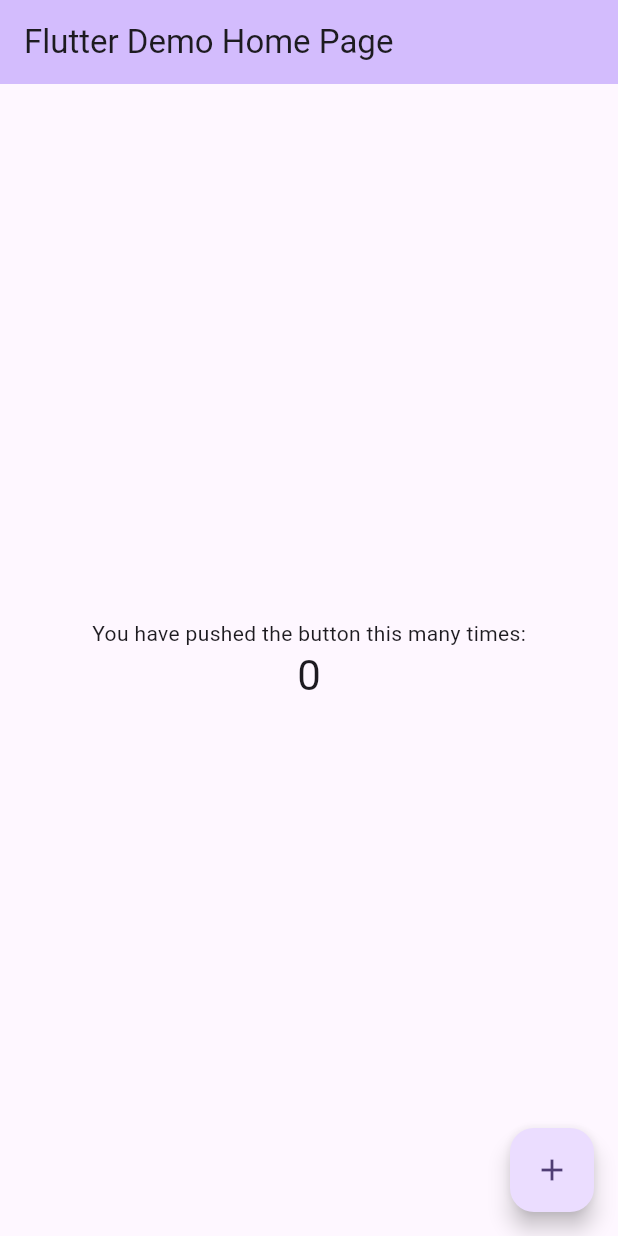
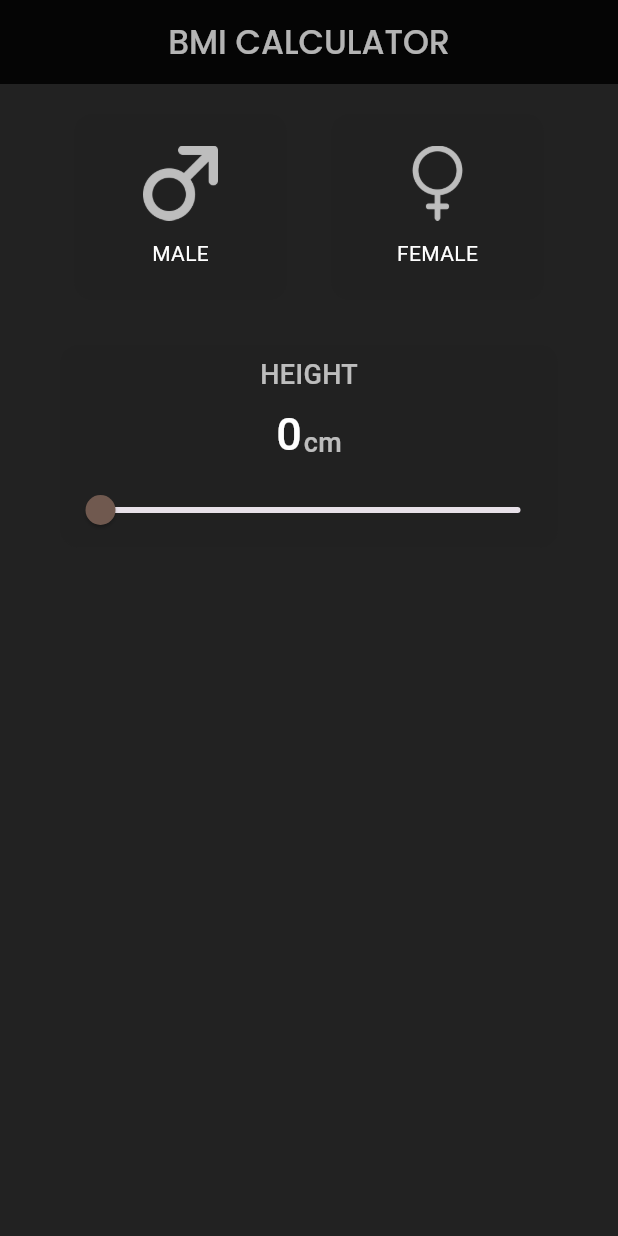
Before and after one commit to imziaafridi/BMI-Calculator, a Flutter app: the screen it shows after launch, on a phone screen of 412 x 824 dp. Run offline on Flutter 3.47's test engine with Material 3 defaults, Android fonts, the phone set to English and light mode, and no system bars; our stand-ins replace google_fonts.

Commit message:
bmi ui is half done...

```diff
--- /dev/null
+++ b/lib/const/app_paints.dart
@@ -0,0 +1,7 @@
+import 'package:flutter/material.dart';
+
+class AppPaints {
+  static const WHITE = Colors.white;
+  static const WHITE_70 = Colors.white70;
+  static const GREY_900 = Color.fromARGB(255, 33, 33, 33);
+}
--- a/lib/main.dart
+++ b/lib/main.dart
@@ -1,4 +1,7 @@
 import 'package:flutter/material.dart';
+import 'package:google_fonts/google_fonts.dart';
+
+import 'pages/bmi/bmi_home_view.dart';
 
 void main() {
   runApp(const MyApp());
@@ -11,115 +14,12 @@ class MyApp extends StatelessWidget {
   @override
   Widget build(BuildContext context) {
     return MaterialApp(
-      title: 'Flutter Demo',
+      title: 'B M I - C A L C U L A T O R',
       theme: ThemeData(
-        // This is the theme of your application.
-        //
-        // TRY THIS: Try running your application with "flutter run". You'll see
-        // the application has a purple toolbar. Then, without quitting the app,
-        // try changing the seedColor in the colorScheme below to Colors.green
-        // and then invoke "hot reload" (save your changes or press the "hot
-        // reload" button in a Flutter-supported IDE, or press "r" if you used
-        // the command line to start the app).
-        //
-        // Notice that the counter didn't reset back to zero; the application
-        // state is not lost during the reload. To reset the state, use hot
-        // restart instead.
-        //
-        // This works for code too, not just values: Most code changes can be
-        // tested with just a hot reload.
         colorScheme: ColorScheme.fromSeed(seedColor: Colors.deepPurple),
         useMaterial3: true,
       ),
-      home: const MyHomePage(title: 'Flutter Demo Home Page'),
+      home: BodyIndexMassHomeView(),
     );
   }
 }
-
-class MyHomePage extends StatefulWidget {
-  const MyHomePage({super.key, required this.title});
-
-  // This widget is the home page of your application. It is stateful, meaning
-  // that it has a State object (defined below) that contains fields that affect
-  // how it looks.
-
-  // This class is the configuration for the state. It holds the values (in this
-  // case the title) provided by the parent (in this case the App widget) and
-  // used by the build method of the State. Fields in a Widget subclass are
-  // always marked "final".
-
-  final String title;
-
-  @override
-  State<MyHomePage> createState() => _MyHomePageState();
-}
-
-class _MyHomePageState extends State<MyHomePage> {
-  int _counter = 0;
-
-  void _incrementCounter() {
-    setState(() {
-      // This call to setState tells the Flutter framework that something has
-      // changed in this State, which causes it to rerun the build method below
-      // so that the display can reflect the updated values. If we changed
-      // _counter without calling setState(), then the build method would not be
-      // called again, and so nothing would appear to happen.
-      _counter++;
-    });
-  }
-
-  @override
-  Widget build(BuildContext context) {
-    // This method is rerun every time setState is called, for instance as done
-    // by the _incrementCounter method above.
-    //
-    // The Flutter framework has been optimized to make rerunning build methods
-    // fast, so that you can just rebuild anything that needs updating rather
-    // than having to individually change instances of widgets.
-    return Scaffold(
-      appBar: AppBar(
-        // TRY THIS: Try changing the color here to a specific color (to
-        // Colors.amber, perhaps?) and trigger a hot reload to see the AppBar
-        // change color while the other colors stay the same.
-        backgroundColor: Theme.of(context).colorScheme.inversePrimary,
-        // Here we take the value from the MyHomePage object that was created by
-        // the App.build method, and use it to set our appbar title.
-        title: Text(widget.title),
-      ),
-      body: Center(
-        // Center is a layout widget. It takes a single child and positions it
-        // in the middle of the parent.
-        child: Column(
-          // Column is also a layout widget. It takes a list of children and
-          // arranges them vertically. By default, it sizes itself to fit its
-          // children horizontally, and tries to be as tall as its parent.
-          //
-          // Column has various properties to control how it sizes itself and
-          // how it positions its children. Here we use mainAxisAlignment to
-          // center the children vertically; the main axis here is the vertical
-          // axis because Columns are vertical (the cross axis would be
-          // horizontal).
-          //
-          // TRY THIS: Invoke "debug painting" (choose the "Toggle Debug Paint"
-          // action in the IDE, or press "p" in the console), to see the
-          // wireframe for each widget.
-          mainAxisAlignment: MainAxisAlignment.center,
-          children: <Widget>[
-            const Text(
-              'You have pushed the button this many times:',
-            ),
-            Text(
-              '$_counter',
-              style: Theme.of(context).textTheme.headlineMedium,
-            ),
-          ],
-        ),
-      ),
-      floatingActionButton: FloatingActionButton(
-        onPressed: _incrementCounter,
-        tooltip: 'Increment',
-        child: const Icon(Icons.add),
-      ), // This trailing comma makes auto-formatting nicer for build methods.
-    );
-  }
-}
--- /dev/null
+++ b/lib/pages/bmi/bmi_home_view.dart
@@ -0,0 +1,137 @@
+import 'package:bmi_calculator/const/app_paints.dart';
+import 'package:bmi_calculator/utils/extensions.dart';
+import 'package:flutter/material.dart';
+import 'package:google_fonts/google_fonts.dart';
+
+import 'parts/gender_selector.dart';
+
+class BodyIndexMassHomeView extends StatelessWidget {
+  BodyIndexMassHomeView({super.key});
+
+  // create map for gender.
+
+  // for keys i just give demo letter
+  Map<String, String> gender = {
+    'assets/bmi-icons/male.png': 'MALE',
+    'assets/bmi-icons/female.png': 'FEMALE',
+  };
+
+  @override
+  Widget build(BuildContext context) {
+    return Scaffold(
+      backgroundColor: Colors.black87,
+      appBar: AppBar(
+        backgroundColor: Colors.black87,
+        title: Text(
+          'BMI CALCULATOR',
+          style: GoogleFonts.poppins(
+            color: Colors.white70,
+            fontWeight: FontWeight.w500,
+          ),
+        ),
+        centerTitle: true,
+      ),
+      body: Padding(
+        padding: const EdgeInsets.symmetric(horizontal: 20, vertical: 20),
+        child: Column(
+          children: [
+            GenderSelector(gender: gender),
+            const SizedBox(
+              height: 10,
+            ),
+            // working on slider.... for height selector
+            const HeightSlider(),
+          ],
+        ),
+      ),
+    );
+  }
+}
+
+class HeightSlider extends StatefulWidget {
+  const HeightSlider({
+    super.key,
+  });
+
+  @override
+  State<HeightSlider> createState() => _HeightSliderState();
+}
+
+class _HeightSliderState extends State<HeightSlider> {
+  double slider = 0.0;
+  @override
+  Widget build(BuildContext context) {
+    return Container(
+      margin: const EdgeInsets.symmetric(horizontal: 20, vertical: 20),
+      decoration: BoxDecoration(
+        border: Border.all(color: AppPaints.GREY_900),
+        color: AppPaints.GREY_900,
+        borderRadius: BorderRadius.circular(12),
+      ),
+      child: Column(
+        children: [
+          6.ph,
+          const CustomHeadingText(
+            text: 'HEIGHT',
+          ),
+
+          // replace extenion with sizedbox
+          5.ph,
+
+          Row(
+            mainAxisAlignment: MainAxisAlignment.center,
+            crossAxisAlignment: CrossAxisAlignment.end,
+            children: [
+              CustomHeadingText(
+                text: '${slider.toInt()}',
+                textSize: 30,
+                color: Colors.white,
+              ),
+              1.pw,
+              Container(
+                  margin: const EdgeInsets.only(bottom: 3),
+                  child: const CustomHeadingText(text: 'cm')),
+            ],
+          ),
+          5.ph,
+          Slider(
+            value: slider,
+            min: 0,
+            max: 250,
+            divisions: 250,
+            label: 'slider: $slider',
+            // activeColor: C,
+            thumbColor: Color.fromARGB(255, 112, 89, 79),
+            activeColor: AppPaints.WHITE_70,
+            onChanged: (value) {
+              setState(() {
+                slider = value;
+              });
+              debugPrint('slider: $value');
+            },
+          )
+        ],
+      ),
+    );
+  }
+}
+
+class CustomHeadingText extends StatelessWidget {
+  const CustomHeadingText(
+      {super.key, required this.text, this.textSize, this.color});
+  final String text;
+  final double? textSize;
+  final Color? color;
+
+  @override
+  Widget build(BuildContext context) {
+    return Text(
+      text,
+      style: GoogleFonts.roboto(
+        color: color ?? AppPaints.WHITE_70,
+        fontSize: textSize ?? 18,
+        fontWeight: FontWeight.w500,
+      ),
+    );
+  }
+}
--- /dev/null
+++ b/lib/pages/bmi/parts/gender_selector.dart
@@ -0,0 +1,61 @@
+import 'package:bmi_calculator/const/app_paints.dart';
+import 'package:flutter/material.dart';
+
+class GenderSelector extends StatelessWidget {
+  const GenderSelector({
+    super.key,
+    required this.gender,
+  });
+
+  final Map<String, String> gender;
+
+  @override
+  Widget build(BuildContext context) {
+    return Row(
+      mainAxisAlignment: MainAxisAlignment.spaceEvenly,
+      children: List.generate(
+        gender.length,
+        (int index) {
+          String key = gender.keys.elementAt(index);
+          String value = gender.values.elementAt(index);
+
+          // testing....
+          return Container(
+            padding: const EdgeInsets.symmetric(horizontal: 40, vertical: 20),
+            decoration: BoxDecoration(
+                color: AppPaints.GREY_900,
+                border: Border.all(
+                  color: AppPaints.GREY_900,
+                ),
+                borderRadius: BorderRadius.circular(12)),
+            child: Column(
+              children: [
+                SizedBox(
+                  height: 50,
+                  width: 60,
+                  child: Image.asset(
+                    key,
+                    color: Colors.white70,
+                    fit: BoxFit.contain,
+                  ),
+                ),
+                const SizedBox(
+                  height: 12,
+                ),
+                Container(
+                  decoration: const BoxDecoration(
+                      // border: Border.all(color: Colors.amber),
+                      ),
+                  child: Text(
+                    value ?? 'no values',
+                    style: const TextStyle(color: Colors.white),
+                  ),
+                ),
+              ],
+            ),
+          );
+        },
+      ),
+    );
+  }
+}
--- /dev/null
+++ b/lib/utils/extensions.dart
@@ -0,0 +1,10 @@
+import 'package:flutter/material.dart';
+
+extension Pad on num {
+  SizedBox get pw => SizedBox(
+        width: toDouble(),
+      );
+  SizedBox get ph => SizedBox(
+        height: toDouble(),
+      );
+}
--- a/pubspec.yaml
+++ b/pubspec.yaml
@@ -35,6 +35,7 @@ dependencies:
   # The following adds the Cupertino Icons font to your application.
   # Use with the CupertinoIcons class for iOS style icons.
   cupertino_icons: ^1.0.6
+  google_fonts: ^6.2.1
 
 dev_dependencies:
   flutter_test:
@@ -59,8 +60,8 @@ flutter:
   uses-material-design: true
 
   # To add assets to your application, add an assets section, like this:
-  # assets:
-  #   - images/a_dot_burr.jpeg
+  assets:
+    - assets/bmi-icons/
   #   - images/a_dot_ham.jpeg
 
   # An image asset can refer to one or more resolution-specific "variants", see
```
Also changed, not shown: assets/bmi-icons/female.png (added), assets/bmi-icons/male.png (added), pubspec.lock, 8 other files.
